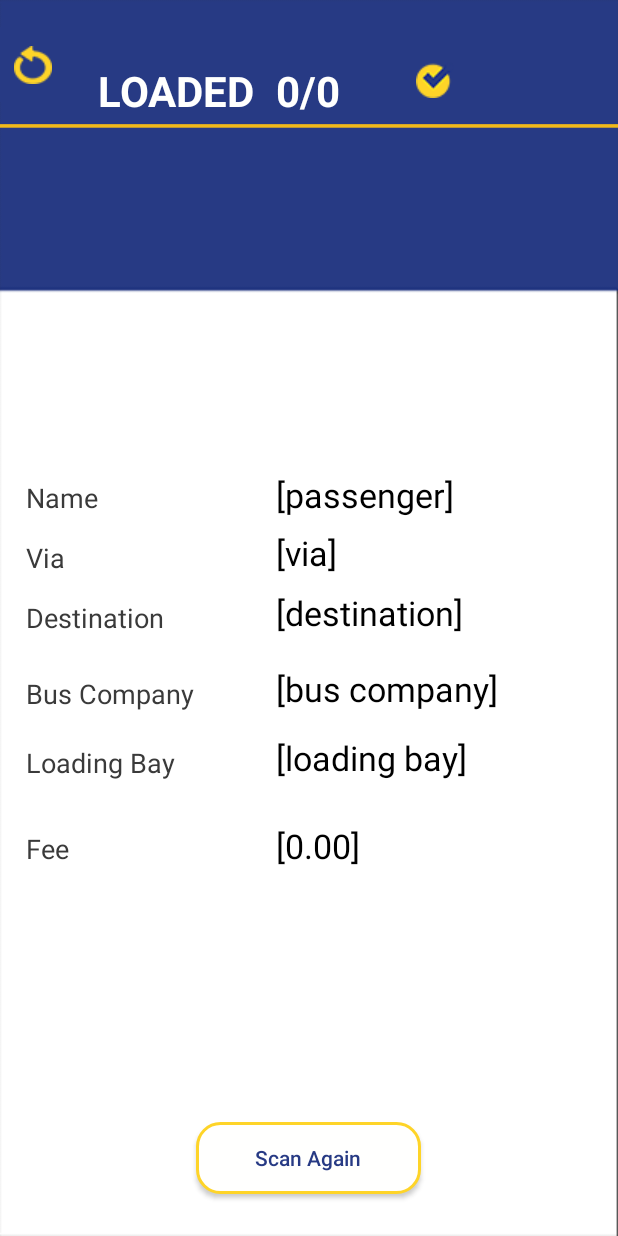
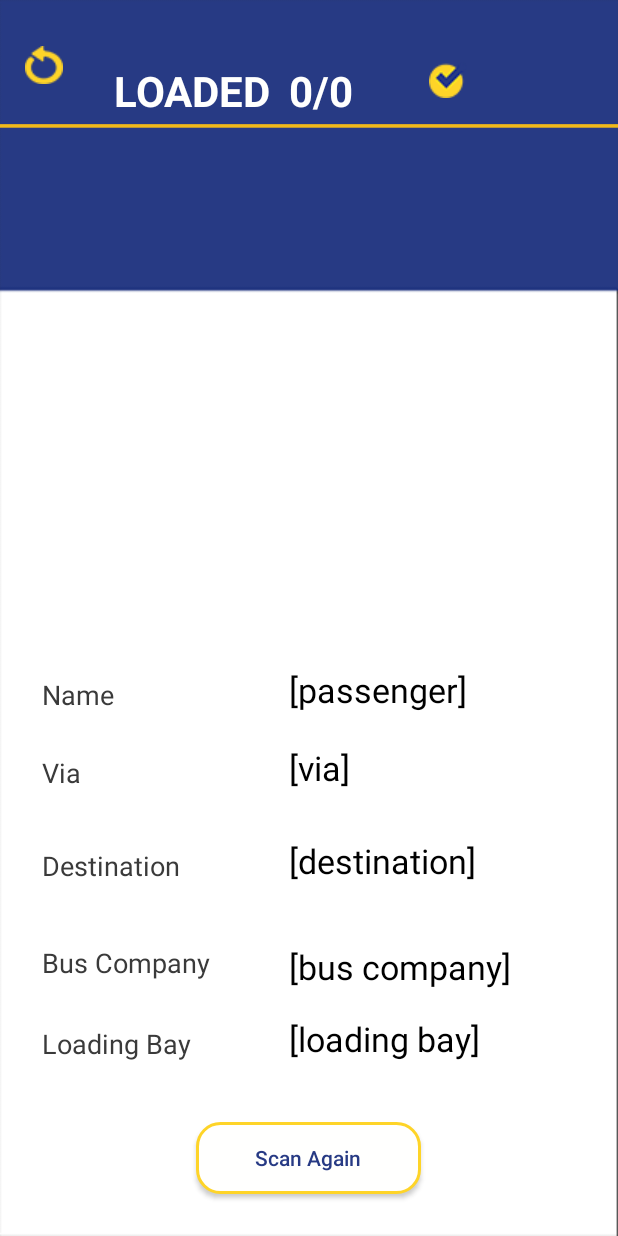
Before and after one commit to jmrequioma/qrcodescanner, an Android app: the layout activity_display.xml on its own in the app's theme, with its tools: preview values and no code run, on a phone screen of 412 x 824 dp. Run offline under Robolectric (Android 15) with nearby library versions, the phone set to English and light mode, and no system bars.

Commit message:
removed fee

```diff
--- a/app/src/main/java/com/example/dcs_madl14/upliftqrscanner/Display.java
+++ b/app/src/main/java/com/example/dcs_madl14/upliftqrscanner/Display.java
@@ -42,7 +42,7 @@ public class Display extends Activity {
     TextView bus_label;
     TextView loading_label;
     //TextView weight_label;
-    TextView fee_label;
+    //TextView fee_label;
     TextView status_value;
     TextView passenger_value;
     TextView via_value;
@@ -50,7 +50,7 @@ public class Display extends Activity {
     TextView bus_value;
     TextView loading_value;
     //TextView weight_value;
-    TextView fee_value;
+    //TextView fee_value;
 
     ImageView check;
     String qrCode;
@@ -73,14 +73,14 @@ public class Display extends Activity {
         bus_label = (TextView) findViewById(R.id.bus_label);
         loading_label = (TextView) findViewById(R.id.loading_label);
         //weight_label = (TextView) findViewById(R.id.weight_label);
-        fee_label = (TextView) findViewById(R.id.fee_label);
+        //fee_label = (TextView) findViewById(R.id.fee_label);
         passenger_value = (TextView) findViewById(R.id.passenger_value);
         via_value = (TextView) findViewById(R.id.via_value);
         destination_value = (TextView) findViewById(R.id.destination_value);
         bus_value = (TextView) findViewById(R.id.bus_value);
         loading_value = (TextView) findViewById(R.id.loading_value);
         //weight_value = (TextView) findViewById(R.id.weight_value);
-        fee_value = (TextView) findViewById(R.id.fee_value);
+        //fee_value = (TextView) findViewById(R.id.fee_value);
         btnScan = (Button) findViewById(R.id.btnScan);
         btnScan.setOnClickListener(new View.OnClickListener() {
             @Override
@@ -103,14 +103,14 @@ public class Display extends Activity {
         bus_label.setTypeface(montserratReg);
         loading_label.setTypeface(montserratReg);
         //weight_label.setTypeface(montserratReg);
-        fee_label.setTypeface(montserratReg);
+        //fee_label.setTypeface(montserratReg);
         passenger_value.setTypeface(montserratBold);
         via_value.setTypeface(montserratBold);
         destination_value.setTypeface(montserratBold);
         bus_value.setTypeface(montserratBold);
         loading_value.setTypeface(montserratBold);
         //weight_value.setTypeface(montserratBold);
-        fee_value.setTypeface(montserratBold);
+        //fee_value.setTypeface(montserratBold);
         btnScan.setTypeface(montserratReg);
         Intent i = getIntent();
         qrCode = i.getStringExtra("status");
@@ -190,12 +190,12 @@ public class Display extends Activity {
                 response = "THERE WAS AN ERROR";
             } else {
                 String passenger = displayName(response);
-                String fee = CURR + " " + displayFee(response);
+                //String fee = CURR + " " + displayFee(response);
                 String lBay = displayLoadingBay(response);
                 //String weight = displayWeight(response) + " " + WEIGHT_UNIT;
                 id = lBay;
                 passenger_value.setText(passenger);
-                fee_value.setText(fee);
+                //fee_value.setText(fee);
                 //loading_value.setText(lBay);
                 //weight_value.setText(weight);
                 dialog.dismiss();
--- a/app/src/main/res/layout/activity_display.xml
+++ b/app/src/main/res/layout/activity_display.xml
@@ -27,9 +27,9 @@
             android:id="@+id/passenger_label"
             android:layout_width="wrap_content"
             android:layout_height="wrap_content"
-            android:layout_alignBaseline="@+id/passenger_value"
-            android:layout_alignBottom="@+id/passenger_value"
+            android:layout_above="@+id/via_label"
             android:layout_alignStart="@+id/via_label"
+            android:layout_marginBottom="27dp"
             android:text="@string/passenger_label"
             android:textColor="#3A3A3A"
             android:textSize="18sp" />
@@ -38,9 +38,8 @@
             android:id="@+id/passenger_value"
             android:layout_width="wrap_content"
             android:layout_height="wrap_content"
-            android:layout_above="@+id/via_label"
-            android:layout_marginBottom="14dp"
-            android:layout_marginStart="14dp"
+            android:layout_alignBottom="@+id/passenger_label"
+            android:layout_marginStart="12dp"
             android:layout_toEndOf="@+id/status_label"
             android:text="@string/passenger_value"
             android:textColor="#000000"
@@ -50,8 +49,9 @@
             android:id="@+id/destination_label"
             android:layout_width="wrap_content"
             android:layout_height="wrap_content"
+            android:layout_above="@+id/bus_value"
             android:layout_alignStart="@+id/bus_label"
-            android:layout_centerVertical="true"
+            android:layout_marginBottom="40dp"
             android:text="@string/destination_label"
             android:textColor="#3A3A3A"
             android:textSize="18sp" />
@@ -60,8 +60,8 @@
             android:id="@+id/destination_value"
             android:layout_width="wrap_content"
             android:layout_height="wrap_content"
-            android:layout_above="@+id/bus_value"
-            android:layout_alignStart="@+id/passenger_value"
+            android:layout_alignBottom="@+id/destination_label"
+            android:layout_alignStart="@+id/bus_value"
             android:text="@string/destination_value"
             android:textColor="#000000"
             android:textSize="22.5sp" />
@@ -70,9 +70,10 @@
             android:id="@+id/bus_label"
             android:layout_width="wrap_content"
             android:layout_height="wrap_content"
-            android:layout_alignBottom="@+id/bus_value"
+            android:layout_above="@+id/loading_label"
             android:layout_alignParentStart="true"
-            android:layout_marginStart="17dp"
+            android:layout_marginBottom="29dp"
+            android:layout_marginStart="28dp"
             android:text="@string/bus_label"
             android:textColor="#3A3A3A"
             android:textSize="18sp" />
@@ -81,9 +82,8 @@
             android:id="@+id/bus_value"
             android:layout_width="wrap_content"
             android:layout_height="wrap_content"
-            android:layout_alignStart="@+id/destination_value"
-            android:layout_below="@+id/destination_label"
-            android:layout_marginTop="20dp"
+            android:layout_alignStart="@+id/passenger_value"
+            android:layout_alignTop="@+id/bus_label"
             android:text="@string/bus_value"
             android:textColor="#000000"
             android:textSize="22.5sp" />
@@ -92,9 +92,9 @@
             android:id="@+id/loading_label"
             android:layout_width="wrap_content"
             android:layout_height="wrap_content"
+            android:layout_above="@+id/btnScan"
             android:layout_alignStart="@+id/bus_label"
-            android:layout_below="@+id/bus_label"
-            android:layout_marginTop="21dp"
+            android:layout_marginBottom="40dp"
             android:text="@string/loading_label"
             android:textColor="#3A3A3A"
             android:textSize="18sp" />
@@ -104,31 +104,9 @@
             android:layout_width="wrap_content"
             android:layout_height="wrap_content"
             android:layout_alignBottom="@+id/loading_label"
-            android:layout_alignStart="@+id/bus_value"
+            android:layout_alignStart="@+id/destination_value"
             android:gravity="center"
             android:text="@string/loading_value"
-            android:textSize="22.5sp"
-            android:textColor="#000000" />
-
-        <TextView
-            android:id="@+id/fee_label"
-            android:layout_width="wrap_content"
-            android:layout_height="wrap_content"
-            android:layout_alignBaseline="@+id/fee_value"
-            android:layout_alignBottom="@+id/fee_value"
-            android:layout_alignStart="@+id/loading_label"
-            android:text="@string/fee_label"
-            android:textColor="#3A3A3A"
-            android:textSize="18sp" />
-
-        <TextView
-            android:id="@+id/fee_value"
-            android:layout_width="wrap_content"
-            android:layout_height="wrap_content"
-            android:layout_alignStart="@+id/loading_value"
-            android:layout_below="@+id/loading_label"
-            android:layout_marginTop="28dp"
-            android:text="@string/fee_value"
             android:textColor="#000000"
             android:textSize="22.5sp" />
 
@@ -159,9 +137,9 @@
             android:id="@+id/via_label"
             android:layout_width="wrap_content"
             android:layout_height="wrap_content"
-            android:layout_above="@+id/destination_label"
+            android:layout_above="@+id/destination_value"
             android:layout_alignStart="@+id/destination_label"
-            android:layout_marginBottom="15dp"
+            android:layout_marginBottom="31dp"
             android:text="@string/via_label"
             android:textColor="#3A3A3A"
             android:textSize="18sp" />
@@ -171,7 +149,7 @@
             android:layout_width="wrap_content"
             android:layout_height="wrap_content"
             android:layout_alignBottom="@+id/via_label"
-            android:layout_alignStart="@+id/destination_value"
+            android:layout_alignStart="@+id/passenger_value"
             android:text="@string/via_value"
             android:textColor="#000000"
             android:textSize="22.5sp" />
```
